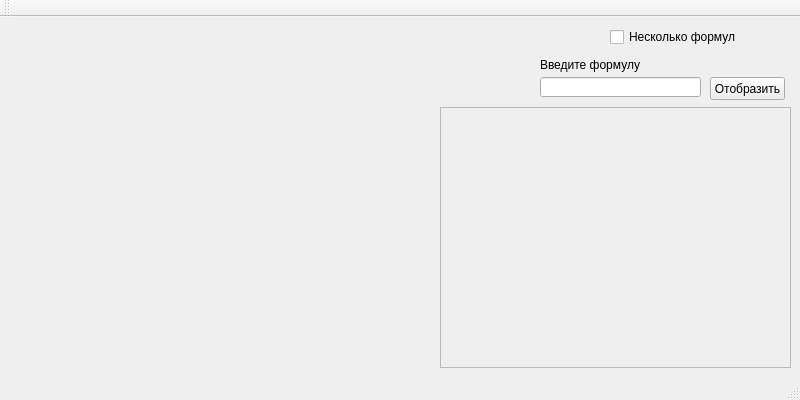
Above: mainwindow.ui from SumJest/FunctionGraph before the change. Below: the same form after it.
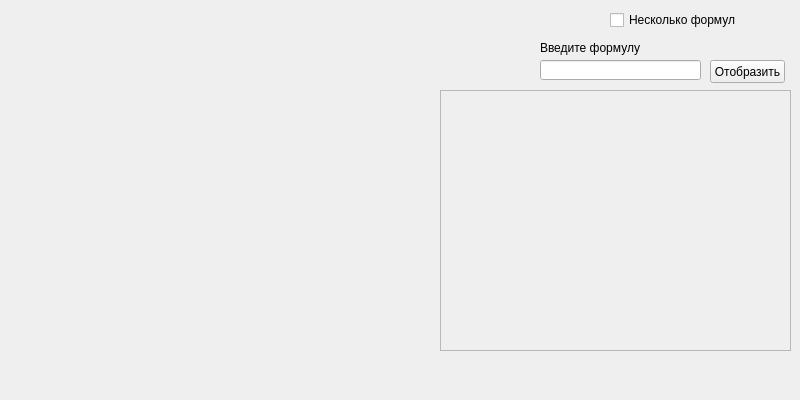
That is the form after the change.

```diff
--- a/mainwindow.ui
+++ b/mainwindow.ui
@@ -10,6 +10,24 @@
     <height>400</height>
    </rect>
   </property>
+  <property name="minimumSize">
+   <size>
+    <width>800</width>
+    <height>400</height>
+   </size>
+  </property>
+  <property name="maximumSize">
+   <size>
+    <width>800</width>
+    <height>400</height>
+   </size>
+  </property>
+  <property name="baseSize">
+   <size>
+    <width>800</width>
+    <height>400</height>
+   </size>
+  </property>
   <property name="windowTitle">
    <string>MainWindow</string>
   </property>
@@ -77,25 +95,6 @@
     </property>
    </widget>
   </widget>
-  <widget class="QMenuBar" name="menuBar">
-   <property name="geometry">
-    <rect>
-     <x>0</x>
-     <y>0</y>
-     <width>800</width>
-     <height>21</height>
-    </rect>
-   </property>
-  </widget>
-  <widget class="QToolBar" name="mainToolBar">
-   <attribute name="toolBarArea">
-    <enum>TopToolBarArea</enum>
-   </attribute>
-   <attribute name="toolBarBreak">
-    <bool>false</bool>
-   </attribute>
-  </widget>
-  <widget class="QStatusBar" name="statusBar"/>
  </widget>
  <layoutdefault spacing="6" margin="11"/>
  <resources/>
```
Left out of the diff: 2 changed lines with no effect on the pictures.
